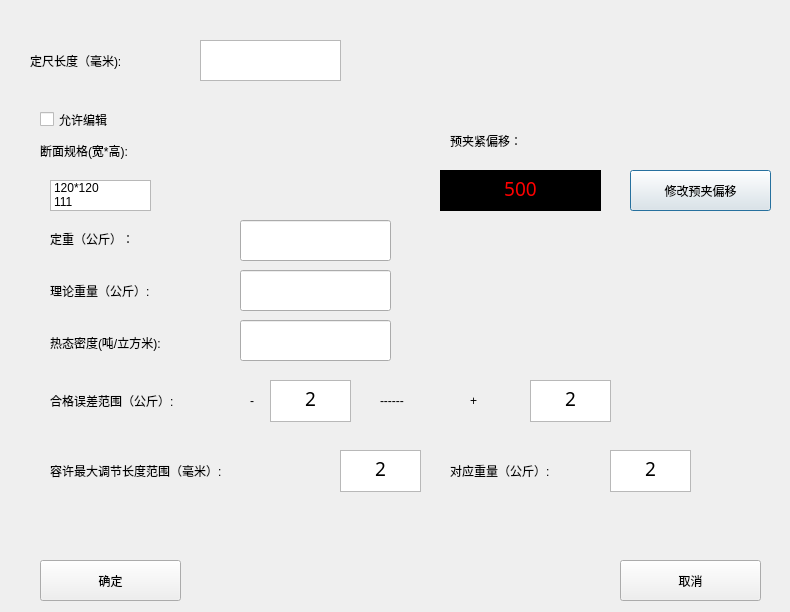
First picture: the form in UI_SetFixLeng.ui, repository FSPengchen/Steel_FixdLengthSystem, before the edit.
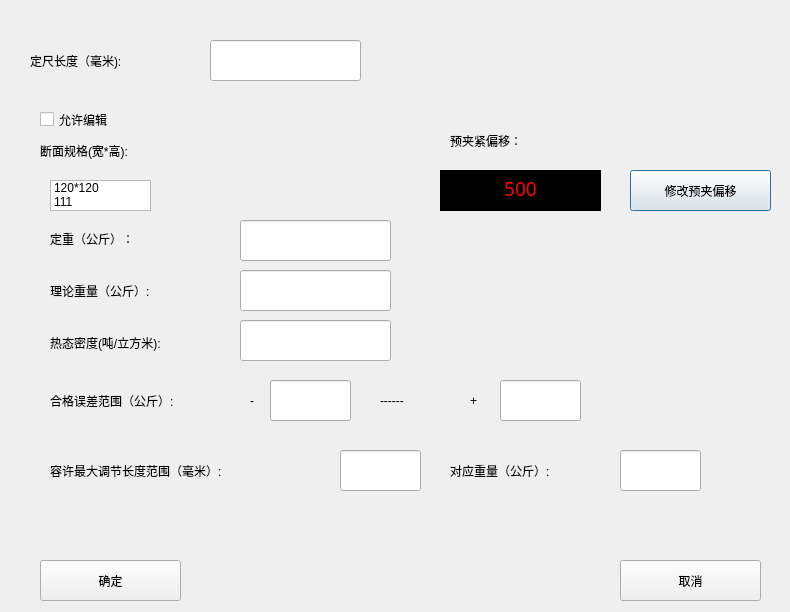
Second picture: the form after the edit.

```diff
--- a/UI_SetFixLeng.ui
+++ b/UI_SetFixLeng.ui
@@ -29,20 +29,6 @@
     <string>定尺长度（毫米):</string>
    </property>
   </widget>
-  <widget class="QTextEdit" name="textEdit">
-   <property name="geometry">
-    <rect>
-     <x>200</x>
-     <y>40</y>
-     <width>141</width>
-     <height>41</height>
-    </rect>
-   </property>
-   <property name="styleSheet">
-    <string notr="true">font: 12pt &quot;微软雅黑&quot;;
-</string>
-   </property>
-  </widget>
   <widget class="QLabel" name="label_2">
    <property name="geometry">
     <rect>
@@ -171,36 +157,6 @@
     <string>-</string>
    </property>
   </widget>
-  <widget class="QTextEdit" name="textEdit_6">
-   <property name="geometry">
-    <rect>
-     <x>270</x>
-     <y>380</y>
-     <width>81</width>
-     <height>42</height>
-    </rect>
-   </property>
-   <property name="font">
-    <font>
-     <family>微软雅黑</family>
-     <pointsize>10</pointsize>
-     <weight>50</weight>
-     <italic>false</italic>
-     <bold>false</bold>
-    </font>
-   </property>
-   <property name="styleSheet">
-    <string notr="true">font: 10pt &quot;微软雅黑&quot;;
-</string>
-   </property>
-   <property name="html">
-    <string>&lt;!DOCTYPE HTML PUBLIC &quot;-//W3C//DTD HTML 4.0//EN&quot; &quot;http://www.w3.org/TR/REC-html40/strict.dtd&quot;&gt;
-&lt;html&gt;&lt;head&gt;&lt;meta name=&quot;qrichtext&quot; content=&quot;1&quot; /&gt;&lt;style type=&quot;text/css&quot;&gt;
-p, li { white-space: pre-wrap; }
-&lt;/style&gt;&lt;/head&gt;&lt;body style=&quot; font-family:'微软雅黑'; font-size:10pt; font-weight:400; font-style:normal;&quot;&gt;
-&lt;p align=&quot;center&quot; style=&quot; margin-top:0px; margin-bottom:0px; margin-left:0px; margin-right:0px; -qt-block-indent:0; text-indent:0px;&quot;&gt;&lt;span style=&quot; font-size:14pt;&quot;&gt;2&lt;/span&gt;&lt;/p&gt;&lt;/body&gt;&lt;/html&gt;</string>
-   </property>
-  </widget>
   <widget class="QLabel" name="label_9">
    <property name="geometry">
     <rect>
@@ -233,36 +189,6 @@
     <string>+</string>
    </property>
   </widget>
-  <widget class="QTextEdit" name="textEdit_7">
-   <property name="geometry">
-    <rect>
-     <x>530</x>
-     <y>380</y>
-     <width>81</width>
-     <height>42</height>
-    </rect>
-   </property>
-   <property name="font">
-    <font>
-     <family>微软雅黑</family>
-     <pointsize>10</pointsize>
-     <weight>50</weight>
-     <italic>false</italic>
-     <bold>false</bold>
-    </font>
-   </property>
-   <property name="styleSheet">
-    <string notr="true">font: 10pt &quot;微软雅黑&quot;;
-</string>
-   </property>
-   <property name="html">
-    <string>&lt;!DOCTYPE HTML PUBLIC &quot;-//W3C//DTD HTML 4.0//EN&quot; &quot;http://www.w3.org/TR/REC-html40/strict.dtd&quot;&gt;
-&lt;html&gt;&lt;head&gt;&lt;meta name=&quot;qrichtext&quot; content=&quot;1&quot; /&gt;&lt;style type=&quot;text/css&quot;&gt;
-p, li { white-space: pre-wrap; }
-&lt;/style&gt;&lt;/head&gt;&lt;body style=&quot; font-family:'微软雅黑'; font-size:10pt; font-weight:400; font-style:normal;&quot;&gt;
-&lt;p align=&quot;center&quot; style=&quot; margin-top:0px; margin-bottom:0px; margin-left:0px; margin-right:0px; -qt-block-indent:0; text-indent:0px;&quot;&gt;&lt;span style=&quot; font-size:14pt;&quot;&gt;2&lt;/span&gt;&lt;/p&gt;&lt;/body&gt;&lt;/html&gt;</string>
-   </property>
-  </widget>
   <widget class="QLabel" name="label_11">
    <property name="geometry">
     <rect>
@@ -279,36 +205,6 @@
     <string>容许最大调节长度范围（毫米）:</string>
    </property>
   </widget>
-  <widget class="QTextEdit" name="textEdit_8">
-   <property name="geometry">
-    <rect>
-     <x>340</x>
-     <y>450</y>
-     <width>81</width>
-     <height>42</height>
-    </rect>
-   </property>
-   <property name="font">
-    <font>
-     <family>微软雅黑</family>
-     <pointsize>10</pointsize>
-     <weight>50</weight>
-     <italic>false</italic>
-     <bold>false</bold>
-    </font>
-   </property>
-   <property name="styleSheet">
-    <string notr="true">font: 10pt &quot;微软雅黑&quot;;
-</string>
-   </property>
-   <property name="html">
-    <string>&lt;!DOCTYPE HTML PUBLIC &quot;-//W3C//DTD HTML 4.0//EN&quot; &quot;http://www.w3.org/TR/REC-html40/strict.dtd&quot;&gt;
-&lt;html&gt;&lt;head&gt;&lt;meta name=&quot;qrichtext&quot; content=&quot;1&quot; /&gt;&lt;style type=&quot;text/css&quot;&gt;
-p, li { white-space: pre-wrap; }
-&lt;/style&gt;&lt;/head&gt;&lt;body style=&quot; font-family:'微软雅黑'; font-size:10pt; font-weight:400; font-style:normal;&quot;&gt;
-&lt;p align=&quot;center&quot; style=&quot; margin-top:0px; margin-bottom:0px; margin-left:0px; margin-right:0px; -qt-block-indent:0; text-indent:0px;&quot;&gt;&lt;span style=&quot; font-size:14pt;&quot;&gt;2&lt;/span&gt;&lt;/p&gt;&lt;/body&gt;&lt;/html&gt;</string>
-   </property>
-  </widget>
   <widget class="QLabel" name="label_12">
    <property name="geometry">
     <rect>
@@ -325,36 +221,6 @@
     <string>对应重量（公斤）:</string>
    </property>
   </widget>
-  <widget class="QTextEdit" name="textEdit_9">
-   <property name="geometry">
-    <rect>
-     <x>610</x>
-     <y>450</y>
-     <width>81</width>
-     <height>42</height>
-    </rect>
-   </property>
-   <property name="font">
-    <font>
-     <family>微软雅黑</family>
-     <pointsize>10</pointsize>
-     <weight>50</weight>
-     <italic>false</italic>
-     <bold>false</bold>
-    </font>
-   </property>
-   <property name="styleSheet">
-    <string notr="true">font: 10pt &quot;微软雅黑&quot;;
-</string>
-   </property>
-   <property name="html">
-    <string>&lt;!DOCTYPE HTML PUBLIC &quot;-//W3C//DTD HTML 4.0//EN&quot; &quot;http://www.w3.org/TR/REC-html40/strict.dtd&quot;&gt;
-&lt;html&gt;&lt;head&gt;&lt;meta name=&quot;qrichtext&quot; content=&quot;1&quot; /&gt;&lt;style type=&quot;text/css&quot;&gt;
-p, li { white-space: pre-wrap; }
-&lt;/style&gt;&lt;/head&gt;&lt;body style=&quot; font-family:'微软雅黑'; font-size:10pt; font-weight:400; font-style:normal;&quot;&gt;
-&lt;p align=&quot;center&quot; style=&quot; margin-top:0px; margin-bottom:0px; margin-left:0px; margin-right:0px; -qt-block-indent:0; text-indent:0px;&quot;&gt;&lt;span style=&quot; font-size:14pt;&quot;&gt;2&lt;/span&gt;&lt;/p&gt;&lt;/body&gt;&lt;/html&gt;</string>
-   </property>
-  </widget>
   <widget class="QPushButton" name="Btn_FixLengYes">
    <property name="geometry">
     <rect>
@@ -472,6 +338,56 @@
     </rect>
    </property>
   </widget>
+  <widget class="QLineEdit" name="Lne_FixLength">
+   <property name="geometry">
+    <rect>
+     <x>210</x>
+     <y>40</y>
+     <width>151</width>
+     <height>41</height>
+    </rect>
+   </property>
+  </widget>
+  <widget class="QLineEdit" name="Lne_ErrRangeMinus">
+   <property name="geometry">
+    <rect>
+     <x>270</x>
+     <y>380</y>
+     <width>81</width>
+     <height>41</height>
+    </rect>
+   </property>
+  </widget>
+  <widget class="QLineEdit" name="Lne_LengthRangeMax">
+   <property name="geometry">
+    <rect>
+     <x>340</x>
+     <y>450</y>
+     <width>81</width>
+     <height>41</height>
+    </rect>
+   </property>
+  </widget>
+  <widget class="QLineEdit" name="Lne_ErrRangePlus">
+   <property name="geometry">
+    <rect>
+     <x>500</x>
+     <y>380</y>
+     <width>81</width>
+     <height>41</height>
+    </rect>
+   </property>
+  </widget>
+  <widget class="QLineEdit" name="Lne_WeightMax">
+   <property name="geometry">
+    <rect>
+     <x>620</x>
+     <y>450</y>
+     <width>81</width>
+     <height>41</height>
+    </rect>
+   </property>
+  </widget>
  </widget>
  <resources/>
  <connections/>
```
Left out of the diff: 4 changed lines with no effect on the pictures.
